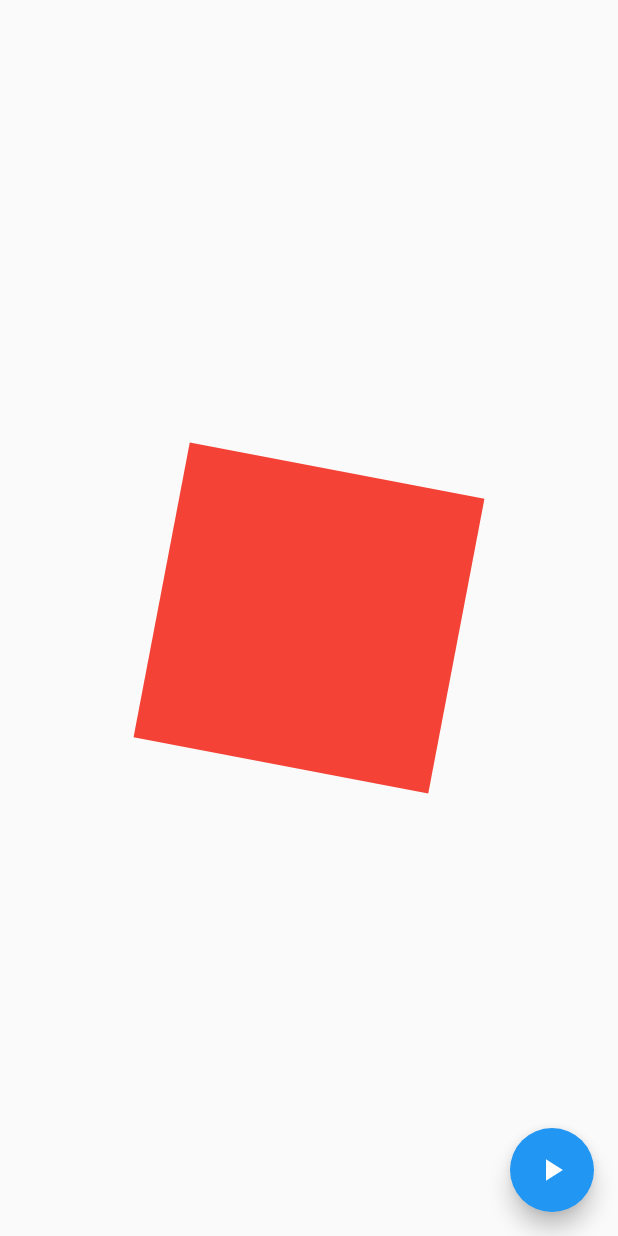
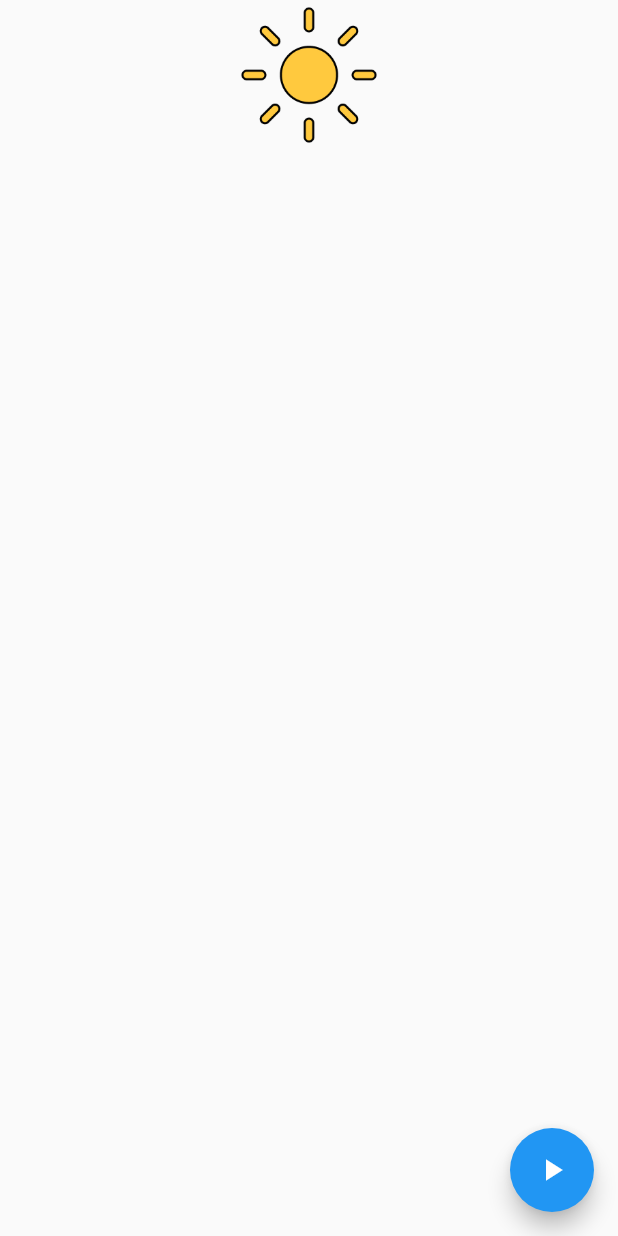
Before and after one commit to axiydev/animations, a Flutter app: the screen it shows after launch, on a phone screen of 412 x 824 dp. Run offline on Flutter 3.47's test engine with Material 2 defaults, Android fonts, the phone set to English and light mode, and no system bars; our stand-ins replace lottie.

```diff
--- a/lib/consts/app_assets.dart
+++ b/lib/consts/app_assets.dart
@@ -1,7 +1,10 @@
 class MyAnimation {
-  static const lost_connection = 'assets/lottie/lost_connection.json';
+  static const lostConnection = 'assets/lottie/lost_connection.json';
 }
 
 class MyImages {
+  static const baseImage = 'assets/images/';
   static const wild = 'assets/images/ic_wild.jpeg';
+  static const sunny = 'assets/images/sunny.png';
+  static const moon = '${baseImage}moon.png';
 }
--- a/lib/main.dart
+++ b/lib/main.dart
@@ -12,10 +12,12 @@ import 'package:animations/pages/basic_animations_page.dart';
 import 'package:animations/pages/blur_page/blur_page.dart';
 import 'package:animations/pages/bounce_animation/bounce_animation_page.dart';
 import 'package:animations/pages/hinge/hinge_page.dart';
+import 'package:animations/pages/moon_page/moon_page.dart';
 import 'package:animations/pages/three_flip/three_flip_page.dart';
 import 'package:flutter/material.dart';
 
 void main() {
+  WidgetsFlutterBinding.ensureInitialized();
   runApp(const MyApp());
 }
 
@@ -38,9 +40,10 @@ class MyApp extends StatelessWidget {
         ThreeDFlipPage.path: (context) => const ThreeDFlipPage(),
         HingeAnimationsPage.path: (context) => const HingeAnimationsPage(),
         BlurPage.path: (context) => BlurPage.show!,
-        CustomAnimatedPage.path: (context) => const CustomAnimatedPage()
+        CustomAnimatedPage.path: (context) => const CustomAnimatedPage(),
+        MoonPage.path: (context) => const MoonPage()
       },
-      initialRoute: CustomAnimatedPage.path,
+      initialRoute: MoonPage.path,
     );
   }
 }
--- a/lib/pages/avarage_animations_page/avarage_animations_page.dart
+++ b/lib/pages/avarage_animations_page/avarage_animations_page.dart
@@ -25,8 +25,8 @@ class _AvarageAnimationsPageState extends State<AvarageAnimationsPage> {
     return Scaffold(
       appBar: AppBar(),
       body: SafeArea(
-        child: Center(
-            child: Lottie.asset(MyAnimation.lost_connection, width: 200)),
+        child:
+            Center(child: Lottie.asset(MyAnimation.lostConnection, width: 200)),
       ),
       floatingActionButton: FloatingActionButton.extended(
         onPressed: () {
--- /dev/null
+++ b/lib/pages/moon_page/moon_page.dart
@@ -0,0 +1,82 @@
+import 'package:animations/consts/app_assets.dart';
+import 'package:flutter/material.dart';
+
+class MoonPage extends StatefulWidget {
+  static const String path = '/moon_page';
+  const MoonPage({super.key});
+
+  @override
+  State<MoonPage> createState() => _MoonPageState();
+}
+
+class _MoonPageState extends State<MoonPage> with TickerProviderStateMixin {
+  late AnimationController? _animationController;
+  late Animation<Offset?> _animationSun;
+  late Animation<Offset?> _endAnimation;
+  late Tween<Offset?> _beginOffset;
+  late Tween<Offset?> _endOffset;
+  MediaQueryData? _mediaQueryData;
+
+  @override
+  void didChangeDependencies() {
+    _mediaQueryData = MediaQuery.of(context);
+    _beginOffset = Tween<Offset>(
+        begin: Offset(_mediaQueryData!.size.width / 2 - 50, 0),
+        end: Offset(_mediaQueryData!.size.width, 0));
+    _endOffset = Tween<Offset>(
+        begin: const Offset(-100, 0),
+        end: Offset(_mediaQueryData!.size.width / 2 - 50, 0));
+
+    _animationSun = _beginOffset.animate(
+        CurvedAnimation(parent: _animationController!, curve: Curves.bounceIn));
+    _endAnimation = _endOffset.animate(CurvedAnimation(
+        parent: _animationController!, curve: Curves.bounceOut));
+    super.didChangeDependencies();
+  }
+
+  @override
+  void initState() {
+    _animationController =
+        AnimationController(vsync: this, duration: const Duration(seconds: 2));
+    super.initState();
+  }
+
+  @override
+  Widget build(BuildContext context) {
+    return Scaffold(
+      body: SafeArea(
+        child: Stack(
+          children: [
+            AnimatedBuilder(
+              animation: _animationSun,
+              builder: (context, child) => Transform.translate(
+                offset: _animationSun.value!,
+                child: Image.asset(
+                  MyImages.sunny,
+                  width: 100,
+                ),
+              ),
+            ),
+            AnimatedBuilder(
+                animation: _endAnimation,
+                builder: (context, child) {
+                  return Transform.translate(
+                    offset: _endAnimation.value!,
+                    child: Image.asset(
+                      MyImages.moon,
+                      width: 100,
+                    ),
+                  );
+                }),
+          ],
+        ),
+      ),
+      floatingActionButton: FloatingActionButton(
+        onPressed: () {
+          _animationController!.forward();
+        },
+        child: const Icon(Icons.play_arrow),
+      ),
+    );
+  }
+}
--- a/pubspec.yaml
+++ b/pubspec.yaml
@@ -6,7 +6,7 @@ publish_to: 'none' # Remove this line if you wish to publish to pub.dev
 version: 1.0.0+1
 
 environment:
-  sdk: '>=2.18.0-246.0.dev <3.0.0'
+  sdk: '>=2.17.5 <3.0.0'
 
 dependencies:
   flutter:
```
Also changed, not shown: assets/images/moon.png (added), assets/images/sunny.png (added), pubspec.lock.
